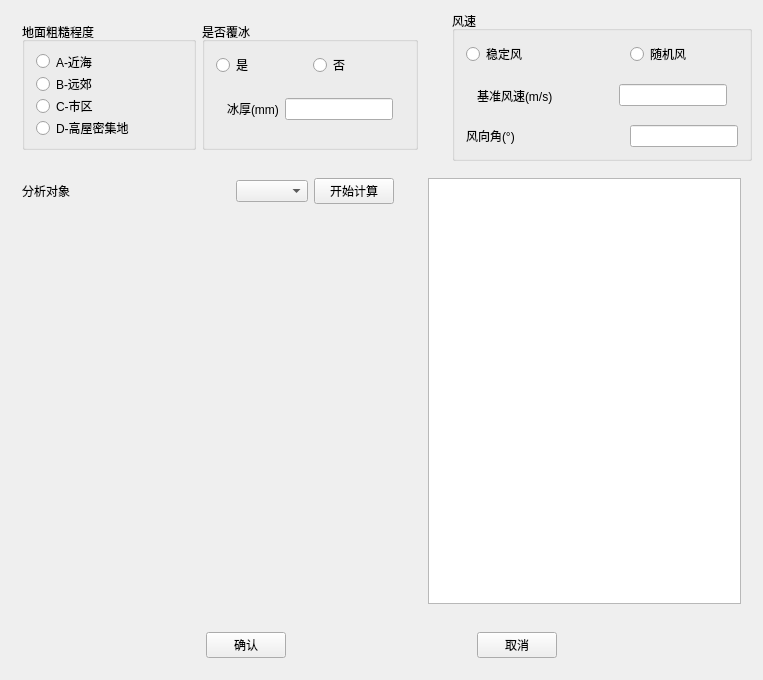
Qt form TW/Wind.ui (Shixuku/Tower-Visual) before a commit.
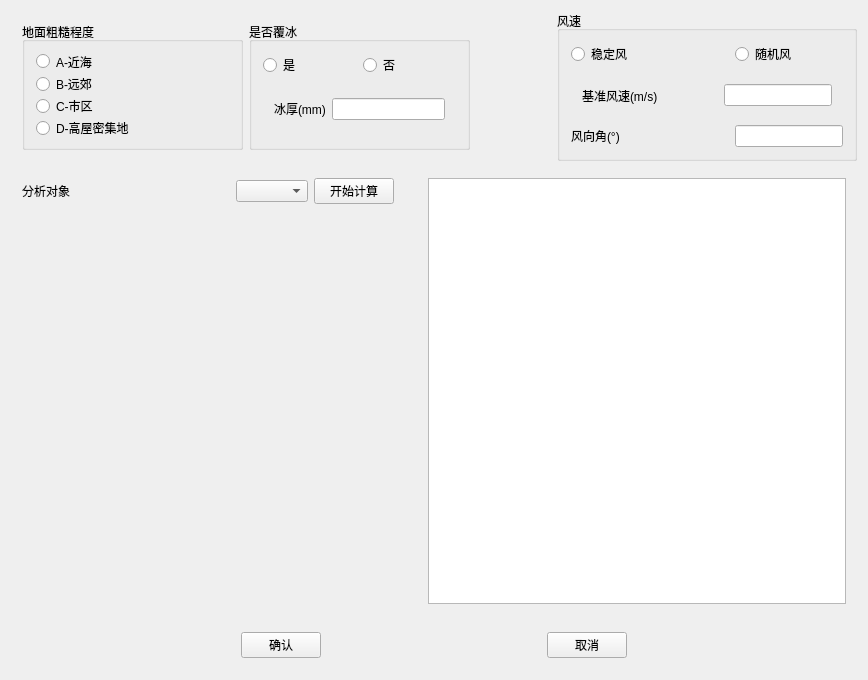
The same form after that commit.

```diff
--- a/TW/Wind.ui
+++ b/TW/Wind.ui
@@ -6,7 +6,7 @@
    <rect>
     <x>0</x>
     <y>0</y>
-    <width>763</width>
+    <width>868</width>
     <height>680</height>
    </rect>
   </property>
```
